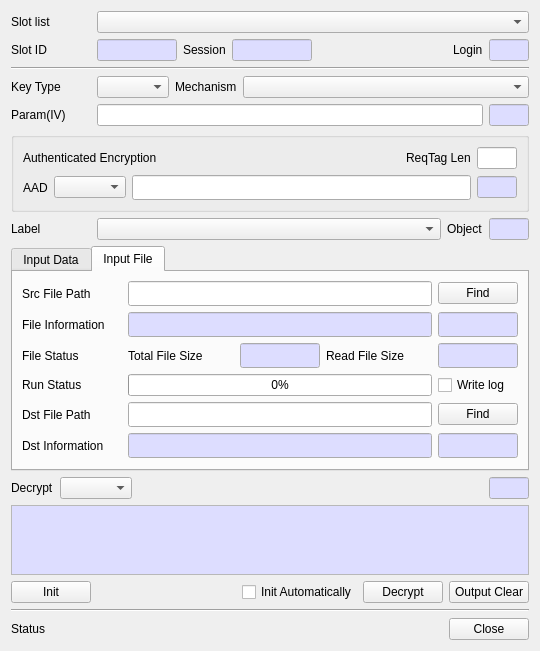
Before: the Qt Designer form CryptokiMan/decrypt_dlg.ui in jykim74/CryptokiMan, drawn with Qt 5.
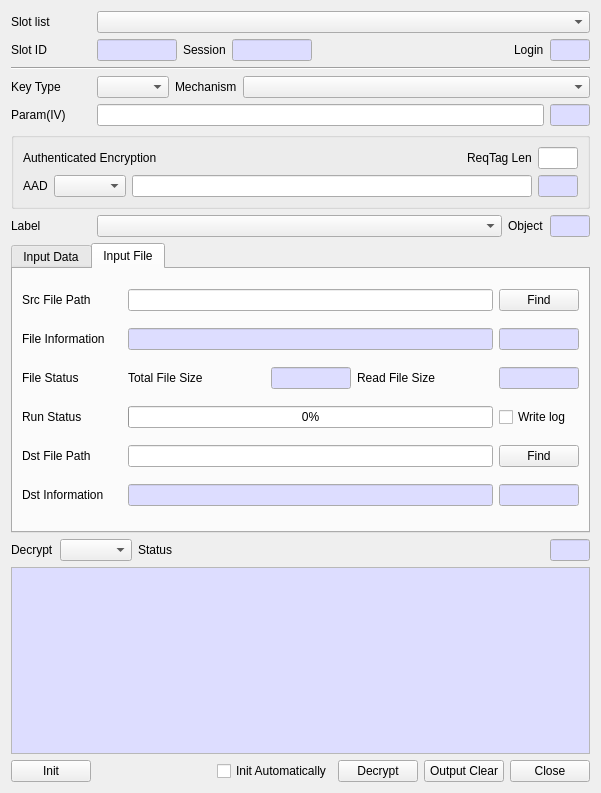
After: the same form once the commit is applied.

Commit message: MacOS UI 개선

Diff of the .ui file:
```diff
--- a/CryptokiMan/decrypt_dlg.ui
+++ b/CryptokiMan/decrypt_dlg.ui
@@ -6,8 +6,8 @@
    <rect>
     <x>0</x>
     <y>0</y>
-    <width>540</width>
-    <height>631</height>
+    <width>601</width>
+    <height>793</height>
    </rect>
   </property>
   <property name="windowTitle">
@@ -450,9 +450,7 @@
         <item row="0" column="2">
          <widget class="QLineEdit" name="mAADText">
           <property name="font">
-           <font>
-            <family>굴림체</family>
-           </font>
+           <font/>
           </property>
          </widget>
         </item>
@@ -788,9 +786,7 @@
          <item row="0" column="1">
           <widget class="QLineEdit" name="mSrcFileText">
            <property name="font">
-            <font>
-             <family>굴림체</family>
-            </font>
+            <font/>
            </property>
           </widget>
          </item>
@@ -876,9 +872,7 @@
             </palette>
            </property>
            <property name="font">
-            <font>
-             <family>굴림체</family>
-            </font>
+            <font/>
            </property>
            <property name="readOnly">
             <bool>true</bool>
@@ -937,9 +931,7 @@
             </palette>
            </property>
            <property name="font">
-            <font>
-             <family>굴림체</family>
-            </font>
+            <font/>
            </property>
            <property name="readOnly">
             <bool>true</bool>
@@ -1028,9 +1020,7 @@
             </palette>
            </property>
            <property name="font">
-            <font>
-             <family>굴림체</family>
-            </font>
+            <font/>
            </property>
            <property name="readOnly">
             <bool>true</bool>
@@ -1096,9 +1086,7 @@
             </palette>
            </property>
            <property name="font">
-            <font>
-             <family>굴림체</family>
-            </font>
+            <font/>
            </property>
            <property name="readOnly">
             <bool>true</bool>
@@ -1174,9 +1162,7 @@
          <item row="0" column="1">
           <widget class="QLineEdit" name="mDstFileText">
            <property name="font">
-            <font>
-             <family>굴림체</family>
-            </font>
+            <font/>
            </property>
           </widget>
          </item>
@@ -1262,9 +1248,7 @@
             </palette>
            </property>
            <property name="font">
-            <font>
-             <family>굴림체</family>
-            </font>
+            <font/>
            </property>
            <property name="readOnly">
             <bool>true</bool>
@@ -1323,9 +1307,7 @@
             </palette>
            </property>
            <property name="font">
-            <font>
-             <family>굴림체</family>
-            </font>
+            <font/>
            </property>
            <property name="readOnly">
             <bool>true</bool>
@@ -1343,7 +1325,10 @@
      <property name="topMargin">
       <number>0</number>
      </property>
-     <item row="0" column="3">
+     <item row="0" column="1">
+      <widget class="QComboBox" name="mOutputCombo"/>
+     </item>
+     <item row="0" column="4">
       <widget class="QLineEdit" name="mOutputLenText">
        <property name="minimumSize">
         <size>
@@ -1406,7 +1391,7 @@
        </property>
       </widget>
      </item>
-     <item row="0" column="2">
+     <item row="0" column="3">
       <spacer name="horizontalSpacer_6">
        <property name="orientation">
         <enum>Qt::Horizontal</enum>
@@ -1419,8 +1404,12 @@
        </property>
       </spacer>
      </item>
-     <item row="0" column="1">
-      <widget class="QComboBox" name="mOutputCombo"/>
+     <item row="0" column="2">
+      <widget class="QLabel" name="mStatusLabel">
+       <property name="text">
+        <string>Status</string>
+       </property>
+      </widget>
      </item>
     </layout>
    </item>
@@ -1514,47 +1503,13 @@
        </property>
       </widget>
      </item>
-    </layout>
-   </item>
-   <item>
-    <widget class="Line" name="line_4">
-     <property name="orientation">
-      <enum>Qt::Horizontal</enum>
-     </property>
-    </widget>
-   </item>
-   <item>
-    <layout class="QGridLayout" name="gridLayout_5">
-     <property name="topMargin">
-      <number>0</number>
-     </property>
-     <item row="0" column="2">
+     <item>
       <widget class="QPushButton" name="mCloseBtn">
        <property name="text">
         <string>Close</string>
        </property>
       </widget>
      </item>
-     <item row="0" column="0">
-      <widget class="QLabel" name="mStatusLabel">
-       <property name="text">
-        <string>Status</string>
-       </property>
-      </widget>
-     </item>
-     <item row="0" column="1">
-      <spacer name="horizontalSpacer_3">
-       <property name="orientation">
-        <enum>Qt::Horizontal</enum>
-       </property>
-       <property name="sizeHint" stdset="0">
-        <size>
-         <width>40</width>
-         <height>20</height>
-        </size>
-       </property>
-      </spacer>
-     </item>
     </layout>
    </item>
   </layout>
```
Left out of the diff: 1 changed line with no effect on the pictures. The commit also changes 5 other files.
